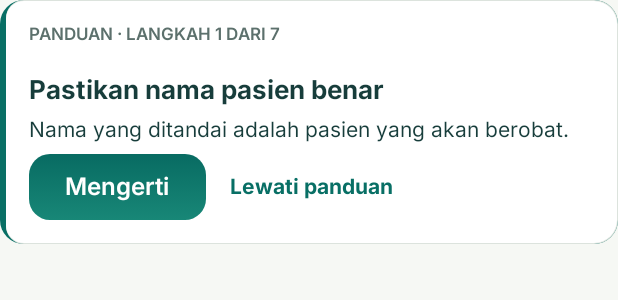
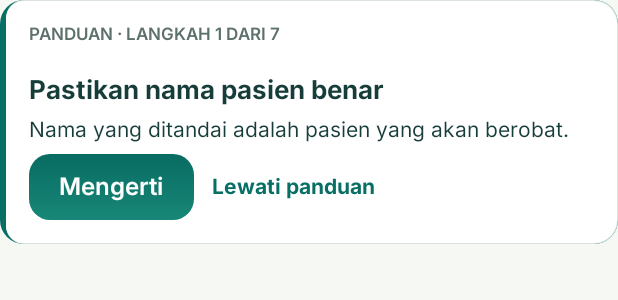
Before and after one commit to Constanvel/Hytrack-android, an Android app: the layout view_guide_hint.xml on its own in the app's theme, with its tools: preview values and no code run, on a phone screen of 412 x 824 dp. Shown: the top 300 px of the screen. Run offline under Robolectric (Android 15) with nearby library versions, the phone set to English and light mode, and no system bars.

Commit message:
fix: tighten Beranda spacing and keep the guide actions on one line

```diff
--- a/app/src/main/res/layout/screen_home.xml
+++ b/app/src/main/res/layout/screen_home.xml
@@ -116,11 +116,12 @@
             tools:text="Ulangi panduan dari awal" />
     </LinearLayout>
 
-    <!-- .inline-link -->
+    <!-- .inline-link, pulled up 12dp: under the 44dp text button the 20dp gap reads as twice that. -->
     <LinearLayout
         android:id="@+id/helpLink"
         android:layout_width="match_parent"
         android:layout_height="wrap_content"
+        android:layout_marginTop="-12dp"
         android:clickable="true"
         android:focusable="true"
         android:gravity="center_vertical"
--- a/app/src/main/res/layout/view_guide_hint.xml
+++ b/app/src/main/res/layout/view_guide_hint.xml
@@ -57,16 +57,17 @@
             style="@style/Widget.HyTrack.Button"
             android:layout_width="wrap_content"
             android:minHeight="44dp"
-            android:paddingStart="24dp"
+            android:paddingStart="20dp"
             android:paddingTop="0dp"
-            android:paddingEnd="24dp"
+            android:paddingEnd="20dp"
             android:paddingBottom="0dp"
             android:text="@string/mengerti" />
 
+        <!-- 20dp + 12dp keep "Lewati panduan" on one line on a 320dp screen. -->
         <TextView
             android:id="@+id/guideSkip"
             style="@style/Widget.HyTrack.TextButton"
-            android:layout_marginStart="16dp"
+            android:layout_marginStart="12dp"
             android:text="@string/lewati_panduan" />
     </LinearLayout>
 </LinearLayout>
```
